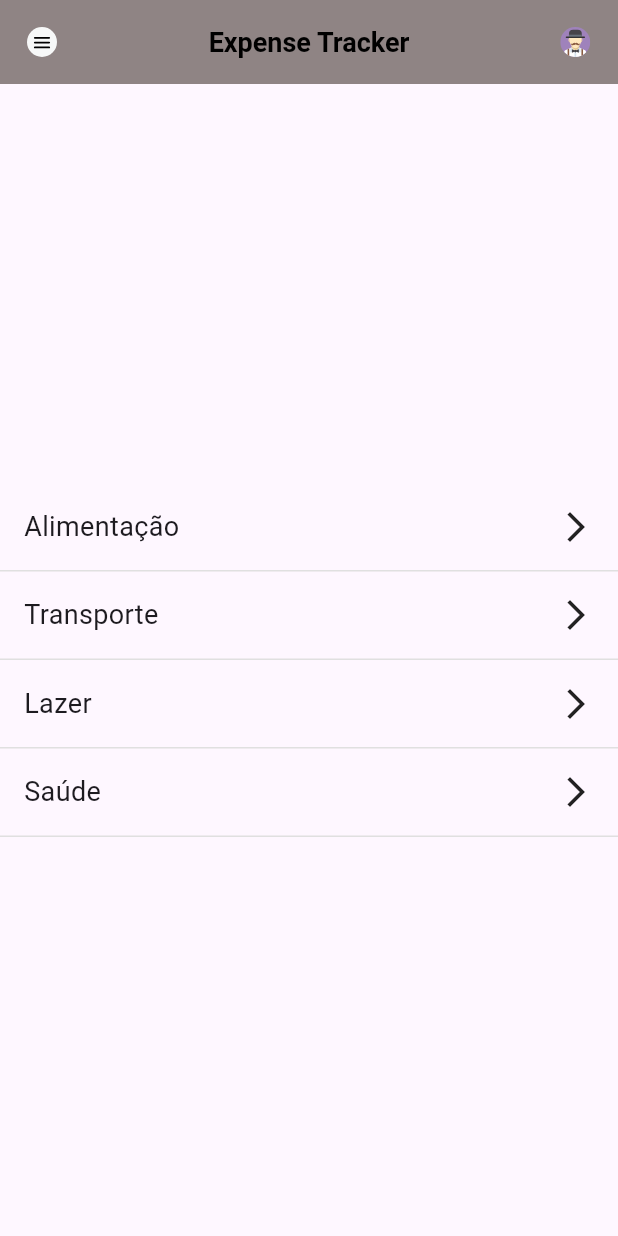
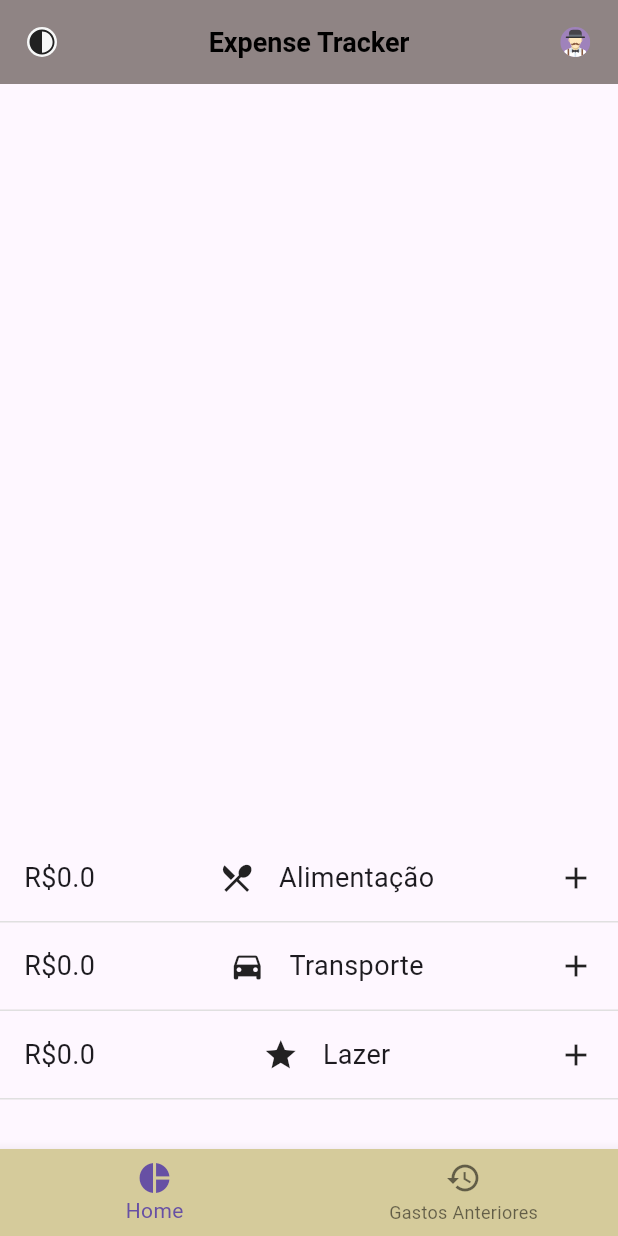
Before and after one commit to murilo-l1/projeto-disp-moveis, a Flutter app: the screen it shows after launch, on a phone screen of 412 x 824 dp. Run offline on Flutter 3.47's test engine with Material 3 defaults, Android fonts, the phone set to English and light mode, and no system bars; our stand-ins replace flutter_svg, isar; missing offline and left inert: dart:js; accounts and stored records are empty.

Commit message:
Improved HomePage

```diff
--- /dev/null
+++ b/expense_tracker/lib/pages/historical.dart
@@ -0,0 +1,15 @@
+import 'package:expense_tracker/pages/home.dart';
+import 'package:flutter/material.dart';
+
+class HistoricalPage extends StatelessWidget {
+  @override
+  Widget build(BuildContext context) {
+    return Scaffold(
+      appBar: buildAppBar(context),
+      body: Center(
+        child: Text('This is another screen.'),
+      ),
+      bottomNavigationBar: buildBottomNavigationBar(context),
+    );
+  }
+}
--- a/expense_tracker/lib/pages/home.dart
+++ b/expense_tracker/lib/pages/home.dart
@@ -1,15 +1,18 @@
 import 'dart:js';
+import 'package:expense_tracker/pages/historical.dart';
 import 'package:flutter/material.dart';
 import 'package:flutter_svg/flutter_svg.dart';
 
 class HomePage extends StatelessWidget {
-  const HomePage({super.key});
+  const HomePage({Key? key});
 
   @override
   Widget build(BuildContext context) {
     return Scaffold(
-      appBar: appBar(context),
-      body: Center(
+      appBar: buildAppBar(context),
+      // alterar Padding para ajustar a distancia depois que eu colocar o grafico!
+      body: Padding(
+        padding: const EdgeInsets.only(top: 500, bottom: 20), // Ajuste a quantidade conforme necessário
         child: ListView(
           shrinkWrap: true,
           children: [
@@ -20,11 +23,12 @@ class HomePage extends StatelessWidget {
           ],
         ),
       ),
+      bottomNavigationBar: buildBottomNavigationBar(context),
     );
   }
 }
 
-AppBar appBar(BuildContext context) {
+AppBar buildAppBar(BuildContext context) {
   return AppBar(
     //definicao do titulo e estilizacao dele
     title: const Text(
@@ -38,14 +42,14 @@ AppBar appBar(BuildContext context) {
     // definindo um detector de acoes ocorridas dentro da AppBar com suporte para adicao de metodos em cada interacao com um componente
     leading: GestureDetector(
       onTap: () {
-        Scaffold.of(context).openEndDrawer();
+        // switch pro dark mode
       },
       child: Container(
         margin: const EdgeInsets.all(18),
         alignment: Alignment.center,
         // usando um asset que importamos para ser o icone dessa parte da appBar
         child: SvgPicture.asset(
-          'assets/icons/hamburger.svg',
+          'assets/icons/dark-theme.svg',
           height: 25,
           width: 25,
         ),
@@ -148,8 +152,9 @@ void openExpenseBox(BuildContext context) {
 
 class ExpenseItem extends StatelessWidget {
   final String category;
+  double itemValue = 0.0;
 
-  const ExpenseItem({required this.category});
+  ExpenseItem({required this.category});
 
   @override
   Widget build(BuildContext context) {
@@ -161,16 +166,73 @@ class ExpenseItem extends StatelessWidget {
           border: Border(bottom: BorderSide(color: Colors.grey[300]!)),
         ),
         child: Row(
-          mainAxisAlignment: MainAxisAlignment.spaceBetween,
           children: [
             Text(
-              category,
+              'R\$' + itemValue.toString(),
               style: TextStyle(fontSize: 18.0),
             ),
-            Icon(Icons.arrow_forward_ios),
+            Spacer(),
+            Row(
+              children: [
+                getCategoryIcon(category),
+                SizedBox(width: 16.0),
+                Text(
+                  category,
+                  style: TextStyle(fontSize: 18.0),
+                ),
+              ],
+            ),
+            Spacer(),
+            Icon(Icons.add),
           ],
         ),
       ),
     );
   }
 }
+
+
+Icon getCategoryIcon(String category) {
+  switch (category) {
+    case 'Lazer':
+      return Icon(Icons.star); // Change the icon as per your preference
+    case 'Saúde':
+      return Icon(Icons.local_hospital);
+    case 'Transporte':
+      return Icon(Icons.directions_car);
+    case 'Alimentação':
+      return Icon(Icons.restaurant_menu);
+    default:
+      return Icon(Icons.category);
+  }
+}
+
+// esse método cria a barra de navegação inferior, usado para navegar entre telas (Home e Histórico)
+BottomNavigationBar buildBottomNavigationBar(BuildContext context) {
+  return BottomNavigationBar(
+    backgroundColor: Color.fromARGB(255, 213, 203, 155),
+    items: const <BottomNavigationBarItem>[
+      BottomNavigationBarItem(
+        icon: Icon(Icons.pie_chart_sharp),
+        label: 'Home',
+      ),
+      BottomNavigationBarItem(
+        icon: Icon(Icons.history),
+        label: 'Gastos Anteriores',
+      ),
+    ],
+    onTap: (int index) {
+      if (index == 0) {
+        Navigator.push(
+          context,
+          MaterialPageRoute(builder: (context) => HomePage()),
+        );
+      } else if (index == 1) {
+        Navigator.push(
+          context,
+          MaterialPageRoute(builder: (context) => HistoricalPage()),
+        );
+      }
+    },
+  );
+}
```
Also changed, not shown: expense_tracker/assets/icons/dark-theme.svg (added), expense_tracker/lib/models/expense.dart (renamed from expense_tracker/lib/models/expanse.dart).
